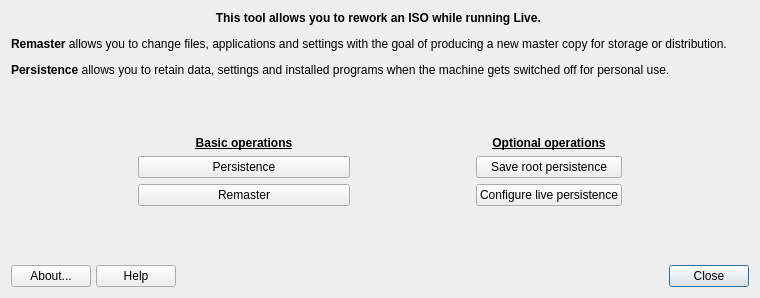
Before: the Qt Designer form mainwindow.ui in AdrianTM/mx-remastercc, drawn with Qt 5.
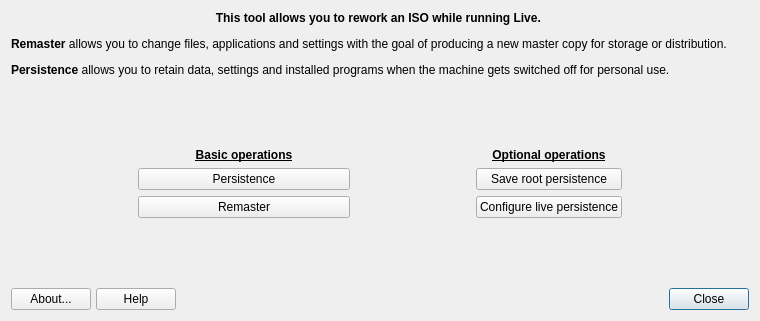
After: the same form once the commit is applied. Icons and pictures are not drawn.

What changed in the file:
```diff
--- a/mainwindow.ui
+++ b/mainwindow.ui
@@ -7,7 +7,7 @@
     <x>0</x>
     <y>0</y>
     <width>760</width>
-    <height>298</height>
+    <height>321</height>
    </rect>
   </property>
   <property name="windowTitle">
```
Left out of the diff: 2 changed lines with no effect on the pictures.
